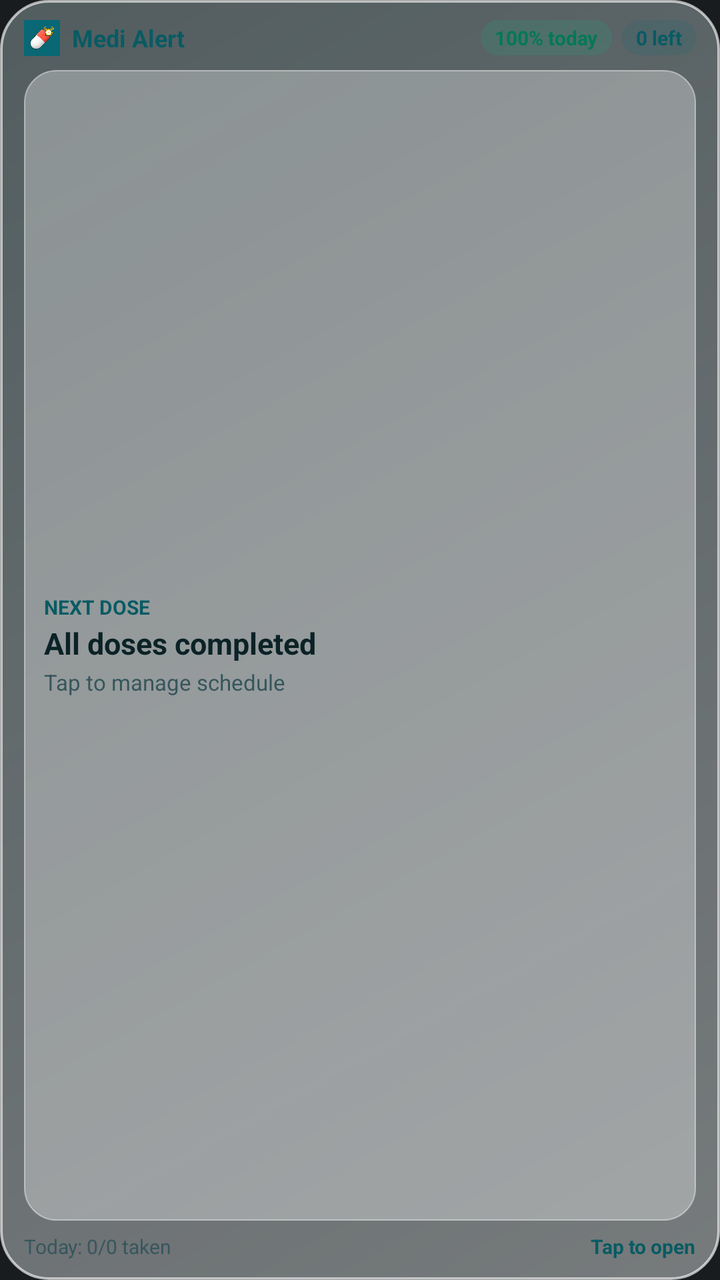
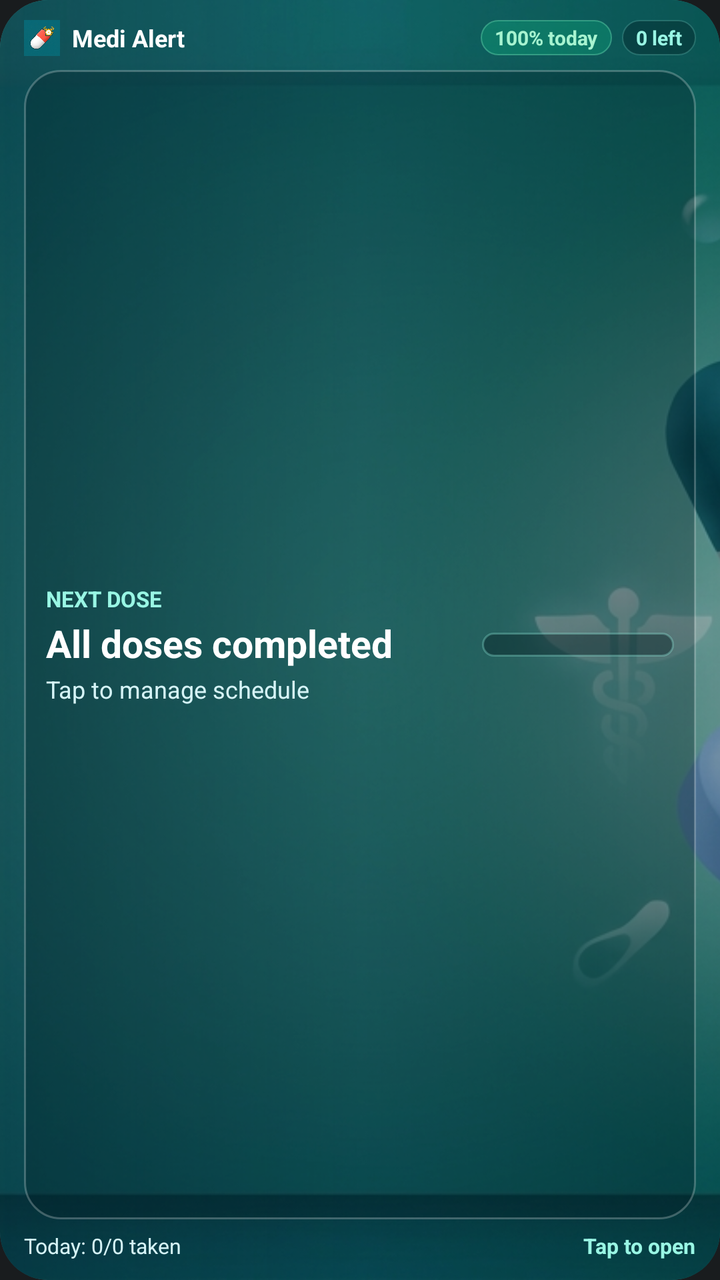

Two renders of the same Android screen: before a commit and after it. Below are the layout's source before the change and the commit's diff.
<!-- AndroidManifest.xml: application theme Theme.MyApplication -->
<!-- res/layout/widget_medi_alert.xml -->
<?xml version="1.0" encoding="utf-8"?>
<LinearLayout xmlns:android="http://schemas.android.com/apk/res/android"
    android:id="@+id/widget_root"
    android:layout_width="match_parent"
    android:layout_height="match_parent"
    android:background="@drawable/widget_glass_bg"
    android:orientation="vertical"
    android:paddingHorizontal="12dp"
    android:paddingVertical="10dp">

    
    <LinearLayout
        android:layout_width="match_parent"
        android:layout_height="wrap_content"
        android:gravity="center_vertical"
        android:orientation="horizontal">

        <ImageView
            android:layout_width="18dp"
            android:layout_height="18dp"
            android:contentDescription="@string/app_name"
            android:scaleType="centerCrop"
            android:src="@drawable/ic_medi_alert_fg" />

        <TextView
            android:id="@+id/widget_app_title"
            android:layout_width="0dp"
            android:layout_height="wrap_content"
            android:layout_marginStart="6dp"
            android:layout_weight="1"
            android:ellipsize="end"
            android:maxLines="1"
            android:text="Medi Alert"
            android:textColor="@color/widget_accent"
            android:textSize="12sp"
            android:textStyle="bold" />

        <TextView
            android:id="@+id/widget_adherence_badge"
            android:layout_width="wrap_content"
            android:layout_height="wrap_content"
            android:background="@drawable/widget_adherence_badge_bg"
            android:paddingHorizontal="7dp"
            android:paddingVertical="2dp"
            android:text="100% today"
            android:textColor="@color/widget_adherence_text"
            android:textSize="10sp"
            android:textStyle="bold" />

        <TextView
            android:id="@+id/widget_pending_badge"
            android:layout_width="wrap_content"
            android:layout_height="wrap_content"
            android:layout_marginStart="5dp"
            android:background="@drawable/widget_badge_bg"
            android:paddingHorizontal="7dp"
            android:paddingVertical="2dp"
            android:text="0 left"
            android:textColor="@color/widget_accent"
            android:textSize="10sp"
            android:textStyle="bold" />
    </LinearLayout>

    
    <LinearLayout
        android:layout_width="match_parent"
        android:layout_height="0dp"
        android:layout_marginTop="7dp"
        android:layout_weight="1"
        android:background="@drawable/widget_inner_glass_bg"
        android:gravity="center_vertical"
        android:orientation="horizontal"
        android:paddingHorizontal="10dp"
        android:paddingVertical="7dp">

        <LinearLayout
            android:layout_width="0dp"
            android:layout_height="wrap_content"
            android:layout_weight="1"
            android:orientation="vertical">

            <TextView
                android:id="@+id/widget_next_time_label"
                android:layout_width="match_parent"
                android:layout_height="wrap_content"
                android:ellipsize="end"
                android:maxLines="1"
                android:text="NEXT DOSE"
                android:textColor="@color/widget_accent"
                android:textSize="10sp"
                android:textStyle="bold" />

            <TextView
                android:id="@+id/widget_next_medicine"
                android:layout_width="match_parent"
                android:layout_height="wrap_content"
                android:layout_marginTop="1dp"
                android:ellipsize="end"
                android:maxLines="1"
                android:text="All doses completed"
                android:textColor="@color/widget_text_primary"
                android:textSize="15sp"
                android:textStyle="bold" />

            <TextView
                android:id="@+id/widget_next_details"
                android:layout_width="match_parent"
                android:layout_height="wrap_content"
                android:layout_marginTop="2dp"
                android:ellipsize="end"
                android:maxLines="1"
                android:text="Tap to manage schedule"
                android:textColor="@color/widget_text_secondary"
                android:textSize="11sp" />
        </LinearLayout>

        <LinearLayout
            android:layout_width="wrap_content"
            android:layout_height="wrap_content"
            android:layout_marginStart="8dp"
            android:gravity="end|center_vertical"
            android:minWidth="82dp"
            android:orientation="vertical">

            <Chronometer
                android:id="@+id/widget_countdown"
                android:layout_width="wrap_content"
                android:layout_height="wrap_content"
                android:countDown="true"
                android:textColor="@color/widget_countdown"
                android:textSize="18sp"
                android:textStyle="bold"
                android:visibility="gone" />

            <TextView
                android:id="@+id/widget_countdown_fallback"
                android:layout_width="wrap_content"
                android:layout_height="wrap_content"
                android:text="--:--"
                android:textColor="@color/widget_countdown"
                android:textSize="17sp"
                android:textStyle="bold"
                android:visibility="gone" />

            <TextView
                android:id="@+id/widget_countdown_caption"
                android:layout_width="wrap_content"
                android:layout_height="wrap_content"
                android:text="remaining"
                android:textColor="@color/widget_text_secondary"
                android:textSize="9sp"
                android:visibility="gone" />

            <TextView
                android:id="@+id/widget_take_button"
                android:layout_width="wrap_content"
                android:layout_height="26dp"
                android:layout_marginTop="4dp"
                android:background="@drawable/widget_action_bg"
                android:clickable="true"
                android:focusable="true"
                android:gravity="center"
                android:minWidth="74dp"
                android:paddingHorizontal="12dp"
                android:text="Taken"
                android:textColor="#FFFFFF"
                android:textSize="11sp"
                android:textStyle="bold"
                android:visibility="gone" />
        </LinearLayout>
    </LinearLayout>

    
    <LinearLayout
        android:layout_width="match_parent"
        android:layout_height="wrap_content"
        android:layout_marginTop="6dp"
        android:gravity="center_vertical"
        android:orientation="horizontal">

        <TextView
            android:id="@+id/widget_summary_footer"
            android:layout_width="0dp"
            android:layout_height="wrap_content"
            android:layout_weight="1"
            android:ellipsize="end"
            android:maxLines="1"
            android:text="Today: 0/0 taken"
            android:textColor="@color/widget_text_secondary"
            android:textSize="10sp" />

        <TextView
            android:id="@+id/widget_status_hint"
            android:layout_width="wrap_content"
            android:layout_height="wrap_content"
            android:layout_marginStart="6dp"
            android:ellipsize="end"
            android:maxLines="1"
            android:text="Tap to open"
            android:textColor="@color/widget_accent"
            android:textSize="10sp"
            android:textStyle="bold" />
    </LinearLayout>

</LinearLayout>
<!-- resources referenced by this layout -->
<resources>
  <color name="widget_accent">#085B63</color>
  <color name="widget_adherence_text">#047857</color>
  <color name="widget_countdown">#0A6C74</color>
  <color name="widget_text_primary">#0B2226</color>
  <color name="widget_text_secondary">#36565C</color>
  <!-- drawable ic_medi_alert_fg: png bitmap (drawable, 784963 bytes) -->
  <!-- drawable widget_action_bg (drawable) -->
  <?xml version="1.0" encoding="utf-8"?>
  <shape xmlns:android="http://schemas.android.com/apk/res/android"
      android:shape="rectangle">
      <solid android:color="#10B981" />
      <corners android:radius="50dp" />
  </shape>
  <!-- drawable widget_adherence_badge_bg (drawable) -->
  <?xml version="1.0" encoding="utf-8"?>
  <shape xmlns:android="http://schemas.android.com/apk/res/android"
      android:shape="rectangle">
      <solid android:color="#2610B981" />
      <corners android:radius="50dp" />
  </shape>
  <!-- drawable widget_badge_bg (drawable) -->
  <?xml version="1.0" encoding="utf-8"?>
  <shape xmlns:android="http://schemas.android.com/apk/res/android"
      android:shape="rectangle">
      <solid android:color="#260A6C74" />
      <corners android:radius="50dp" />
  </shape>
  <!-- drawable widget_glass_bg (drawable) -->
  <?xml version="1.0" encoding="utf-8"?>
  <shape xmlns:android="http://schemas.android.com/apk/res/android"
      android:shape="rectangle">
      <gradient
          android:angle="135"
          android:endColor="#4DD6F2F5"
          android:startColor="#6BF7FCFD" />
      <corners android:radius="24dp" />
      <stroke
          android:width="1.2dp"
          android:color="#A6FFFFFF" />
  </shape>
  <!-- drawable widget_inner_glass_bg (drawable) -->
  <?xml version="1.0" encoding="utf-8"?>
  <shape xmlns:android="http://schemas.android.com/apk/res/android"
      android:shape="rectangle">
      <solid android:color="#52FFFFFF" />
      <corners android:radius="16dp" />
      <stroke
          android:width="0.8dp"
          android:color="#73FFFFFF" />
  </shape>
  <string name="app_name">Medi Alert</string>
  <style name="Theme.MyApplication" parent="android:Theme.DeviceDefault.NoActionBar" />
</resources>

<!-- the commit's change to res/layout/widget_medi_alert.xml (unified diff, before → after) -->
@@ -1,205 +1,230 @@
 <?xml version="1.0" encoding="utf-8"?>
-<LinearLayout xmlns:android="http://schemas.android.com/apk/res/android"
+<FrameLayout xmlns:android="http://schemas.android.com/apk/res/android"
     android:id="@+id/widget_root"
     android:layout_width="match_parent"
     android:layout_height="match_parent"
-    android:background="@drawable/widget_glass_bg"
-    android:orientation="vertical"
-    android:paddingHorizontal="12dp"
-    android:paddingVertical="10dp">
+    android:background="@drawable/widget_image_frame_bg"
+    android:clipToOutline="true">
+
+    
+    <ImageView
+        android:layout_width="match_parent"
+        android:layout_height="match_parent"
+        android:contentDescription="@null"
+        android:scaleType="centerCrop"
+        android:src="@drawable/img_widget_med_bg" />
+
+    
+    <View
+        android:layout_width="match_parent"
+        android:layout_height="match_parent"
+        android:background="@drawable/widget_scrim_overlay" />
 
     
     <LinearLayout
         android:layout_width="match_parent"
-        android:layout_height="wrap_content"
-        android:gravity="center_vertical"
-        android:orientation="horizontal">
-
-        <ImageView
-            android:layout_width="18dp"
-            android:layout_height="18dp"
-            android:contentDescription="@string/app_name"
-            android:scaleType="centerCrop"
-            android:src="@drawable/ic_medi_alert_fg" />
-
-        <TextView
-            android:id="@+id/widget_app_title"
-            android:layout_width="0dp"
+        android:layout_height="match_parent"
+        android:orientation="vertical"
+        android:paddingHorizontal="12dp"
+        android:paddingVertical="10dp">
+
+        
+        <LinearLayout
+            android:layout_width="match_parent"
             android:layout_height="wrap_content"
-            android:layout_marginStart="6dp"
-            android:layout_weight="1"
-            android:ellipsize="end"
-            android:maxLines="1"
-            android:text="Medi Alert"
-            android:textColor="@color/widget_accent"
-            android:textSize="12sp"
-            android:textStyle="bold" />
-
-        <TextView
-            android:id="@+id/widget_adherence_badge"
-            android:layout_width="wrap_content"
-            android:layout_height="wrap_content"
-            android:background="@drawable/widget_adherence_badge_bg"
-            android:paddingHorizontal="7dp"
-            android:paddingVertical="2dp"
-            android:text="100% today"
-            android:textColor="@color/widget_adherence_text"
-            android:textSize="10sp"
-            android:textStyle="bold" />
-
-        <TextView
-            android:id="@+id/widget_pending_badge"
-            android:layout_width="wrap_content"
-            android:layout_height="wrap_content"
-            android:layout_marginStart="5dp"
-            android:background="@drawable/widget_badge_bg"
-            android:paddingHorizontal="7dp"
-            android:paddingVertical="2dp"
-            android:text="0 left"
-            android:textColor="@color/widget_accent"
-            android:textSize="10sp"
-            android:textStyle="bold" />
-    </LinearLayout>
-
-    
-    <LinearLayout
-        android:layout_width="match_parent"
-        android:layout_height="0dp"
-        android:layout_marginTop="7dp"
-        android:layout_weight="1"
-        android:background="@drawable/widget_inner_glass_bg"
-        android:gravity="center_vertical"
-        android:orientation="horizontal"
-        android:paddingHorizontal="10dp"
-        android:paddingVertical="7dp">
-
-        <LinearLayout
-            android:layout_width="0dp"
-            android:layout_height="wrap_content"
-            android:layout_weight="1"
-            android:orientation="vertical">
-
-            <TextView
-                android:id="@+id/widget_next_time_label"
-                android:layout_width="match_parent"
-                android:layout_height="wrap_content"
+            android:gravity="center_vertical"
+            android:orientation="horizontal">
+
+            <ImageView
+                android:layout_width="18dp"
+                android:layout_height="18dp"
+                android:contentDescription="@string/app_name"
+                android:scaleType="centerCrop"
+                android:src="@drawable/ic_medi_alert_fg" />
+
+            <TextView
+                android:id="@+id/widget_app_title"
+                android:layout_width="0dp"
+                android:layout_height="wrap_content"
+                android:layout_marginStart="6dp"
+                android:layout_weight="1"
                 android:ellipsize="end"
                 android:maxLines="1"
-                android:text="NEXT DOSE"
+                android:text="Medi Alert"
+                android:textColor="@color/widget_text_primary"
+                android:textSize="12sp"
+                android:textStyle="bold" />
+
+            <TextView
+                android:id="@+id/widget_adherence_badge"
+                android:layout_width="wrap_content"
+                android:layout_height="wrap_content"
+                android:background="@drawable/widget_adherence_badge_bg"
+                android:paddingHorizontal="7dp"
+                android:paddingVertical="2dp"
+                android:text="100% today"
+                android:textColor="@color/widget_adherence_text"
+                android:textSize="10sp"
+                android:textStyle="bold" />
+
+            <TextView
+                android:id="@+id/widget_pending_badge"
+                android:layout_width="wrap_content"
+                android:layout_height="wrap_content"
+                android:layout_marginStart="5dp"
+                android:background="@drawable/widget_badge_bg"
+                android:paddingHorizontal="7dp"
+                android:paddingVertical="2dp"
+                android:text="0 left"
                 android:textColor="@color/widget_accent"
                 android:textSize="10sp"
                 android:textStyle="bold" />
-
-            <TextView
-                android:id="@+id/widget_next_medicine"
-                android:layout_width="match_parent"
-                android:layout_height="wrap_content"
-                android:layout_marginTop="1dp"
+        </LinearLayout>
+
+        
+        <LinearLayout
+            android:layout_width="match_parent"
+            android:layout_height="0dp"
+            android:layout_marginTop="7dp"
+            android:layout_weight="1"
+            android:background="@drawable/widget_inner_glass_bg"
+            android:gravity="center_vertical"
+            android:orientation="horizontal"
+            android:paddingHorizontal="11dp"
+            android:paddingVertical="8dp">
+
+            <LinearLayout
+                android:layout_width="0dp"
+                android:layout_height="wrap_content"
+                android:layout_weight="1"
+                android:orientation="vertical">
+
+                <TextView
+                    android:id="@+id/widget_next_time_label"
+                    android:layout_width="match_parent"
+                    android:layout_height="wrap_content"
+                    android:ellipsize="end"
+                    android:maxLines="1"
+                    android:text="NEXT DOSE"
+                    android:textColor="@color/widget_accent"
+                    android:textSize="11sp"
+                    android:textStyle="bold" />
+
+                <TextView
+                    android:id="@+id/widget_next_medicine"
+                    android:layout_width="match_parent"
+                    android:layout_height="wrap_content"
+                    android:layout_marginTop="2dp"
+                    android:ellipsize="end"
+                    android:maxLines="2"
+                    android:text="All doses completed"
+                    android:textColor="@color/widget_text_primary"
+                    android:textSize="19sp"
+                    android:textStyle="bold" />
+
+                <TextView
+                    android:id="@+id/widget_next_details"
+                    android:layout_width="match_parent"
+                    android:layout_height="wrap_content"
+                    android:layout_marginTop="2dp"
+                    android:ellipsize="end"
+                    android:maxLines="1"
+                    android:text="Tap to manage schedule"
+                    android:textColor="@color/widget_text_secondary"
+                    android:textSize="12sp" />
+            </LinearLayout>
+
+            <LinearLayout
+                android:layout_width="wrap_content"
+                android:layout_height="wrap_content"
+                android:layout_marginStart="8dp"
+                android:background="@drawable/widget_countdown_pill_bg"
+                android:gravity="center"
+                android:minWidth="96dp"
+                android:orientation="vertical"
+                android:paddingHorizontal="10dp"
+                android:paddingVertical="6dp">
+
+                <Chronometer
+                    android:id="@+id/widget_countdown"
+                    android:layout_width="wrap_content"
+                    android:layout_height="wrap_content"
+                    android:countDown="true"
+                    android:textColor="@color/widget_countdown"
+                    android:textSize="23sp"
+                    android:textStyle="bold"
+                    android:visibility="gone" />
+
+                <TextView
+                    android:id="@+id/widget_countdown_fallback"
+                    android:layout_width="wrap_content"
+                    android:layout_height="wrap_content"
+                    android:text="--:--"
+                    android:textColor="@color/widget_countdown"
+                    android:textSize="21sp"
+                    android:textStyle="bold"
+                    android:visibility="gone" />
+
+                <TextView
+                    android:id="@+id/widget_countdown_caption"
+                    android:layout_width="wrap_content"
+                    android:layout_height="wrap_content"
+                    android:text="remaining"
+                    android:textColor="@color/widget_text_secondary"
+                    android:textSize="10sp"
+                    android:visibility="gone" />
+
+                <TextView
+                    android:id="@+id/widget_take_button"
+                    android:layout_width="wrap_content"
+                    android:layout_height="28dp"
+                    android:layout_marginTop="5dp"
+                    android:background="@drawable/widget_action_bg"
+                    android:clickable="true"
+                    android:focusable="true"
+                    android:gravity="center"
+                    android:minWidth="78dp"
+                    android:paddingHorizontal="12dp"
+                    android:text="Taken"
+                    android:textColor="#FFFFFF"
+                    android:textSize="11sp"
+                    android:textStyle="bold"
+                    android:visibility="gone" />
+            </LinearLayout>
+        </LinearLayout>
+
+        
+        <LinearLayout
+            android:layout_width="match_parent"
+            android:layout_height="wrap_content"
+            android:layout_marginTop="6dp"
+            android:gravity="center_vertical"
+            android:orientation="horizontal">
+
+            <TextView
+                android:id="@+id/widget_summary_footer"
+                android:layout_width="0dp"
+                android:layout_height="wrap_content"
+                android:layout_weight="1"
                 android:ellipsize="end"
                 android:maxLines="1"
-                android:text="All doses completed"
-                android:textColor="@color/widget_text_primary"
-                android:textSize="15sp"
-                android:textStyle="bold" />
-
-            <TextView
-                android:id="@+id/widget_next_details"
-                android:layout_width="match_parent"
-                android:layout_height="wrap_content"
-                android:layout_marginTop="2dp"
+                android:text="Today: 0/0 taken"
+                android:textColor="@color/widget_text_secondary"
+                android:textSize="10.5sp" />
+
+            <TextView
+                android:id="@+id/widget_status_hint"
+                android:layout_width="wrap_content"
+                android:layout_height="wrap_content"
+                android:layout_marginStart="6dp"
                 android:ellipsize="end"
                 android:maxLines="1"
-                android:text="Tap to manage schedule"
-                android:textColor="@color/widget_text_secondary"
-                android:textSize="11sp" />
+                android:text="Tap to open"
+                android:textColor="@color/widget_accent"
+                android:textSize="10.5sp"
+                android:textStyle="bold" />
         </LinearLayout>
 
-        <LinearLayout
-            android:layout_width="wrap_content"
-            android:layout_height="wrap_content"
-            android:layout_marginStart="8dp"
-            android:gravity="end|center_vertical"
-            android:minWidth="82dp"
-            android:orientation="vertical">
-
-            <Chronometer
-                android:id="@+id/widget_countdown"
-                android:layout_width="wrap_content"
-                android:layout_height="wrap_content"
-                android:countDown="true"
-                android:textColor="@color/widget_countdown"
-                android:textSize="18sp"
-                android:textStyle="bold"
-                android:visibility="gone" />
-
-            <TextView
-                android:id="@+id/widget_countdown_fallback"
-                android:layout_width="wrap_content"
-                android:layout_height="wrap_content"
-                android:text="--:--"
-                android:textColor="@color/widget_countdown"
-                android:textSize="17sp"
-                android:textStyle="bold"
-                android:visibility="gone" />
-
-            <TextView
-                android:id="@+id/widget_countdown_caption"
-                android:layout_width="wrap_content"
-                android:layout_height="wrap_content"
-                android:text="remaining"
-                android:textColor="@color/widget_text_secondary"
-                android:textSize="9sp"
-                android:visibility="gone" />
-
-            <TextView
-                android:id="@+id/widget_take_button"
-                android:layout_width="wrap_content"
-                android:layout_height="26dp"
-                android:layout_marginTop="4dp"
-                android:background="@drawable/widget_action_bg"
-                android:clickable="true"
-                android:focusable="true"
-                android:gravity="center"
-                android:minWidth="74dp"
-                android:paddingHorizontal="12dp"
-                android:text="Taken"
-                android:textColor="#FFFFFF"
-                android:textSize="11sp"
-                android:textStyle="bold"
-                android:visibility="gone" />
-        </LinearLayout>
     </LinearLayout>
 
-    
-    <LinearLayout
-        android:layout_width="match_parent"
-        android:layout_height="wrap_content"
-        android:layout_marginTop="6dp"
-        android:gravity="center_vertical"
-        android:orientation="horizontal">
-
-        <TextView
-            android:id="@+id/widget_summary_footer"
-            android:layout_width="0dp"
-            android:layout_height="wrap_content"
-            android:layout_weight="1"
-            android:ellipsize="end"
-            android:maxLines="1"
-            android:text="Today: 0/0 taken"
-            android:textColor="@color/widget_text_secondary"
-            android:textSize="10sp" />
-
-        <TextView
-            android:id="@+id/widget_status_hint"
-            android:layout_width="wrap_content"
-            android:layout_height="wrap_content"
-            android:layout_marginStart="6dp"
-            android:ellipsize="end"
-            android:maxLines="1"
-            android:text="Tap to open"
-            android:textColor="@color/widget_accent"
-            android:textSize="10sp"
-            android:textStyle="bold" />
-    </LinearLayout>
-
-</LinearLayout>
+</FrameLayout>
<!-- resource entries referenced after the edit -->
@@ -1,11 +1,12 @@
 <!-- resources referenced by this layout -->
 <resources>
-  <color name="widget_accent">#085B63</color>
-  <color name="widget_adherence_text">#047857</color>
-  <color name="widget_countdown">#0A6C74</color>
-  <color name="widget_text_primary">#0B2226</color>
-  <color name="widget_text_secondary">#36565C</color>
+  <color name="widget_accent">#99F6E4</color>
+  <color name="widget_adherence_text">#A7F3D0</color>
+  <color name="widget_countdown">#FFFFFF</color>
+  <color name="widget_text_primary">#FFFFFF</color>
+  <color name="widget_text_secondary">#D6F4F7</color>
   <!-- drawable ic_medi_alert_fg: png bitmap (drawable, 784963 bytes) -->
+  <!-- drawable img_widget_med_bg: jpg bitmap (drawable, 497902 bytes) -->
   <!-- drawable widget_action_bg (drawable) -->
   <?xml version="1.0" encoding="utf-8"?>
   <shape xmlns:android="http://schemas.android.com/apk/res/android"
@@ -17,38 +18,62 @@
   <?xml version="1.0" encoding="utf-8"?>
   <shape xmlns:android="http://schemas.android.com/apk/res/android"
       android:shape="rectangle">
-      <solid android:color="#2610B981" />
+      <solid android:color="#4D10B981" />
       <corners android:radius="50dp" />
+      <stroke
+          android:width="0.8dp"
+          android:color="#666EE7B7" />
   </shape>
   <!-- drawable widget_badge_bg (drawable) -->
   <?xml version="1.0" encoding="utf-8"?>
   <shape xmlns:android="http://schemas.android.com/apk/res/android"
       android:shape="rectangle">
-      <solid android:color="#260A6C74" />
+      <solid android:color="#59021B20" />
       <corners android:radius="50dp" />
+      <stroke
+          android:width="0.8dp"
+          android:color="#3399F6E4" />
   </shape>
-  <!-- drawable widget_glass_bg (drawable) -->
+  <!-- drawable widget_countdown_pill_bg (drawable) -->
   <?xml version="1.0" encoding="utf-8"?>
   <shape xmlns:android="http://schemas.android.com/apk/res/android"
       android:shape="rectangle">
-      <gradient
-          android:angle="135"
-          android:endColor="#4DD6F2F5"
-          android:startColor="#6BF7FCFD" />
+      <solid android:color="#6B031B1F" />
+      <corners android:radius="16dp" />
+      <stroke
+          android:width="1dp"
+          android:color="#4D99F6E4" />
+  </shape>
+  <!-- drawable widget_image_frame_bg (drawable) -->
+  <?xml version="1.0" encoding="utf-8"?>
+  <shape xmlns:android="http://schemas.android.com/apk/res/android"
+      android:shape="rectangle">
+      <solid android:color="#063F46" />
       <corners android:radius="24dp" />
       <stroke
           android:width="1.2dp"
-          android:color="#A6FFFFFF" />
+          android:color="#4D99F6E4" />
   </shape>
   <!-- drawable widget_inner_glass_bg (drawable) -->
   <?xml version="1.0" encoding="utf-8"?>
   <shape xmlns:android="http://schemas.android.com/apk/res/android"
       android:shape="rectangle">
-      <solid android:color="#52FFFFFF" />
-      <corners android:radius="16dp" />
+      <solid android:color="#4D031D22" />
+      <corners android:radius="18dp" />
       <stroke
-          android:width="0.8dp"
-          android:color="#73FFFFFF" />
+          android:width="0.9dp"
+          android:color="#3DFFFFFF" />
+  </shape>
+  <!-- drawable widget_scrim_overlay (drawable) -->
+  <?xml version="1.0" encoding="utf-8"?>
+  <shape xmlns:android="http://schemas.android.com/apk/res/android"
+      android:shape="rectangle">
+      <gradient
+          android:angle="0"
+          android:centerColor="#4D03282D"
+          android:endColor="#66021D21"
+          android:startColor="#80032328" />
+      <corners android:radius="24dp" />
   </shape>
   <string name="app_name">Medi Alert</string>
   <style name="Theme.MyApplication" parent="android:Theme.DeviceDefault.NoActionBar" />
